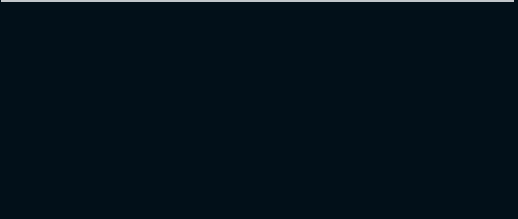
Above: VideoPlayer/creator/CreateCenter.ui from huizhang556/pc-video-player before the change. Below: the same form after it.
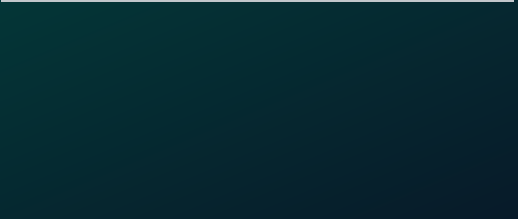
That is the form after the change. Custom widgets are drawn as their Qt base class.

The edit to the form file:
```diff
--- a/VideoPlayer/creator/CreateCenter.ui
+++ b/VideoPlayer/creator/CreateCenter.ui
@@ -49,7 +49,8 @@
       <string notr="true">#frame_bgmask
 {
 color: white;
-background-color: rgb(2, 16, 25);
+/*background-color: rgb(2, 16, 25);*/
+background-color:qlineargradient(spread:pad,x1:0,y1:0,x2:1,y2:1,stop:0 #043637, stop:1  #071a29);
 }</string>
      </property>
      <property name="frameShape">
```
